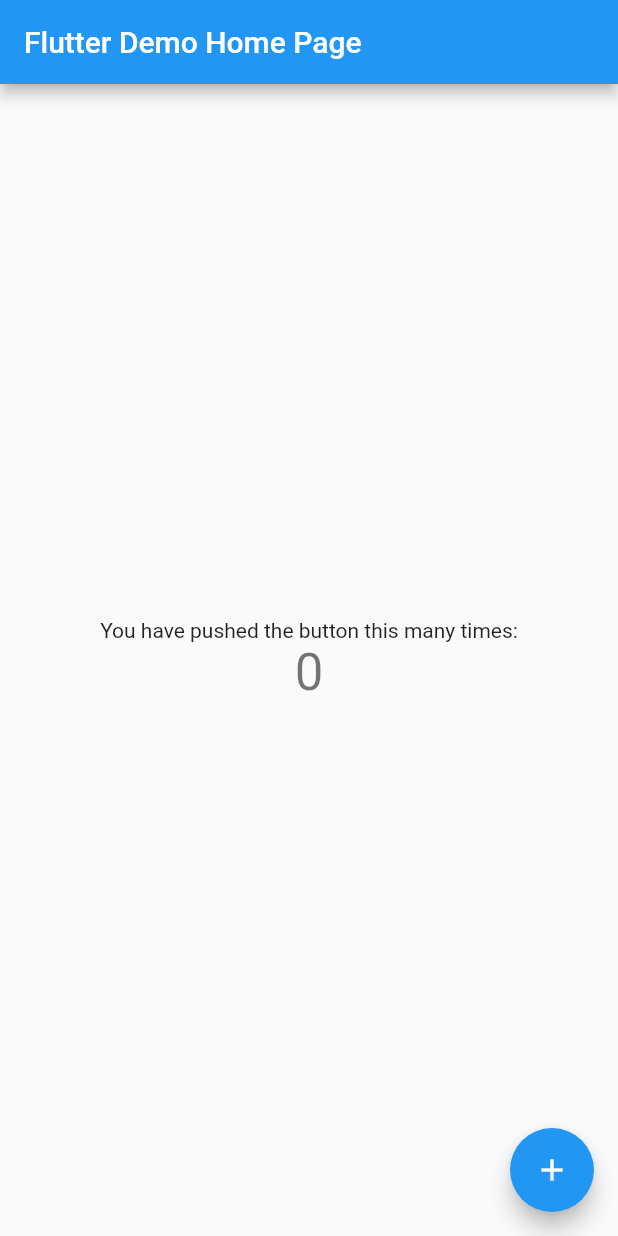
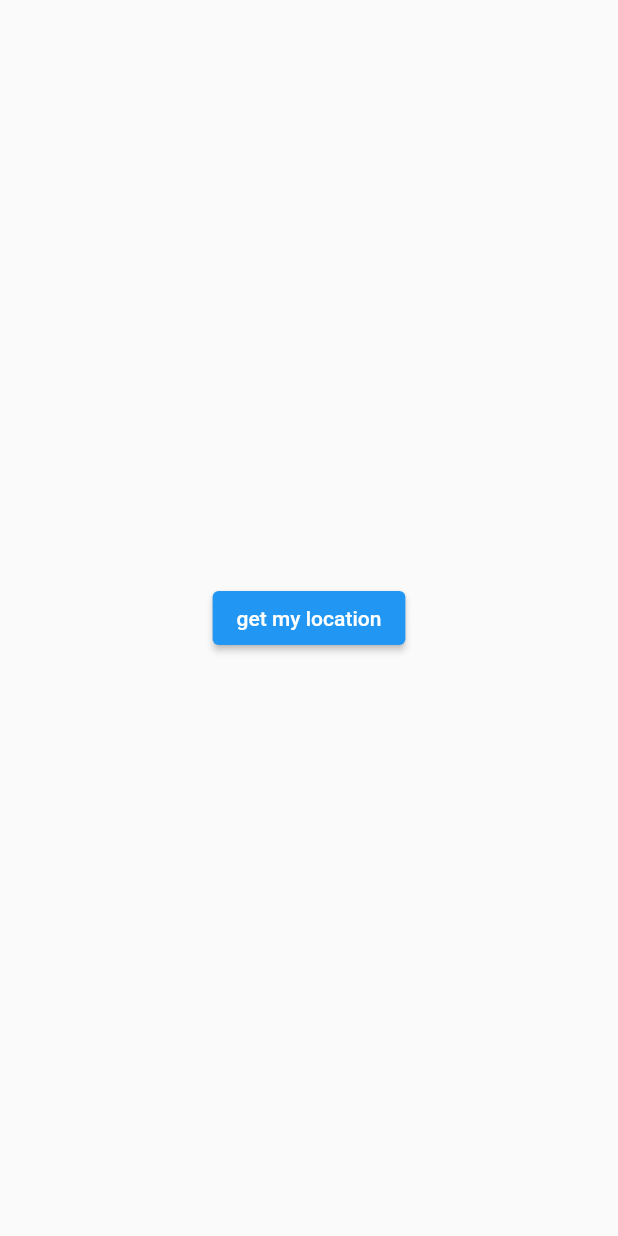
Before and after one commit to lyj-ooz/fl-weather-app, a Flutter app: the screen it shows after launch, on a phone screen of 412 x 824 dp. Run offline on Flutter 3.47's test engine with Material 2 defaults, Android fonts, the phone set to English and light mode, and no system bars; our stand-ins replace geolocator.

```diff
--- a/lib/main.dart
+++ b/lib/main.dart
@@ -1,4 +1,5 @@
 import 'package:flutter/material.dart';
+import 'package:my_fl_weather/screens/loading.dart';
 
 void main() {
   runApp(const MyApp());
@@ -24,92 +25,7 @@ class MyApp extends StatelessWidget {
         // is not restarted.
         primarySwatch: Colors.blue,
       ),
-      home: const MyHomePage(title: 'Flutter Demo Home Page'),
+      home: const Loading(),
     );
   }
 }
-
-class MyHomePage extends StatefulWidget {
-  const MyHomePage({Key? key, required this.title}) : super(key: key);
-
-  // This widget is the home page of your application. It is stateful, meaning
-  // that it has a State object (defined below) that contains fields that affect
-  // how it looks.
-
-  // This class is the configuration for the state. It holds the values (in this
-  // case the title) provided by the parent (in this case the App widget) and
-  // used by the build method of the State. Fields in a Widget subclass are
-  // always marked "final".
-
-  final String title;
-
-  @override
-  State<MyHomePage> createState() => _MyHomePageState();
-}
-
-class _MyHomePageState extends State<MyHomePage> {
-  int _counter = 0;
-
-  void _incrementCounter() {
-    setState(() {
-      // This call to setState tells the Flutter framework that something has
-      // changed in this State, which causes it to rerun the build method below
-      // so that the display can reflect the updated values. If we changed
-      // _counter without calling setState(), then the build method would not be
-      // called again, and so nothing would appear to happen.
-      _counter++;
-    });
-  }
-
-  @override
-  Widget build(BuildContext context) {
-    // This method is rerun every time setState is called, for instance as done
-    // by the _incrementCounter method above.
-    //
-    // The Flutter framework has been optimized to make rerunning build methods
-    // fast, so that you can just rebuild anything that needs updating rather
-    // than having to individually change instances of widgets.
-    return Scaffold(
-      appBar: AppBar(
-        // Here we take the value from the MyHomePage object that was created by
-        // the App.build method, and use it to set our appbar title.
-        title: Text(widget.title),
-      ),
-      body: Center(
-        // Center is a layout widget. It takes a single child and positions it
-        // in the middle of the parent.
-        child: Column(
-          // Column is also a layout widget. It takes a list of children and
-          // arranges them vertically. By default, it sizes itself to fit its
-          // children horizontally, and tries to be as tall as its parent.
-          //
-          // Invoke "debug painting" (press "p" in the console, choose the
-          // "Toggle Debug Paint" action from the Flutter Inspector in Android
-          // Studio, or the "Toggle Debug Paint" command in Visual Studio Code)
-          // to see the wireframe for each widget.
-          //
-          // Column has various properties to control how it sizes itself and
-          // how it positions its children. Here we use mainAxisAlignment to
-          // center the children vertically; the main axis here is the vertical
-          // axis because Columns are vertical (the cross axis would be
-          // horizontal).
-          mainAxisAlignment: MainAxisAlignment.center,
-          children: <Widget>[
-            const Text(
-              'You have pushed the button this many times:',
-            ),
-            Text(
-              '$_counter',
-              style: Theme.of(context).textTheme.headline4,
-            ),
-          ],
-        ),
-      ),
-      floatingActionButton: FloatingActionButton(
-        onPressed: _incrementCounter,
-        tooltip: 'Increment',
-        child: const Icon(Icons.add),
-      ), // This trailing comma makes auto-formatting nicer for build methods.
-    );
-  }
-}
--- /dev/null
+++ b/lib/screens/loading.dart
@@ -0,0 +1,37 @@
+import 'package:flutter/material.dart';
+import 'package:geolocator/geolocator.dart';
+
+class Loading extends StatefulWidget {
+  const Loading({Key? key}) : super(key: key);
+
+  @override
+  State<Loading> createState() => _LoadingState();
+}
+
+class _LoadingState extends State<Loading> {
+
+  void getLocation() async {
+    LocationPermission permission = await Geolocator.requestPermission();
+    Position position = await Geolocator.getCurrentPosition(desiredAccuracy: LocationAccuracy.high);
+    print(position);
+  }
+
+  @override
+  Widget build(BuildContext context) {
+    return Scaffold(
+      body: Center(
+        child: ElevatedButton(
+          onPressed: () {
+            getLocation();
+            },
+          child: Text(
+            'get my location',
+            style: TextStyle(
+              color: Colors.white
+            ),
+          ),
+        )
+      ),
+    );
+  }
+}
--- a/pubspec.yaml
+++ b/pubspec.yaml
@@ -34,6 +34,7 @@ dependencies:
   # The following adds the Cupertino Icons font to your application.
   # Use with the CupertinoIcons class for iOS style icons.
   cupertino_icons: ^1.0.2
+  geolocator: ^9.0.1
 
 dev_dependencies:
   flutter_test:
```
Also changed, not shown: pubspec.lock, 8 other files.
